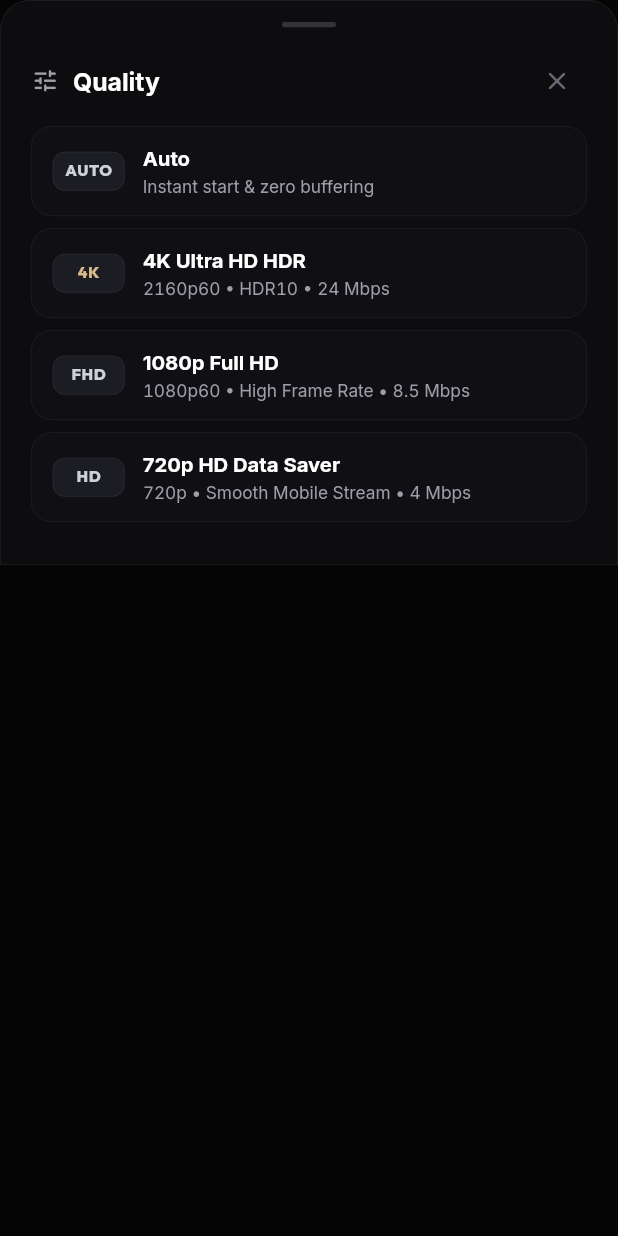
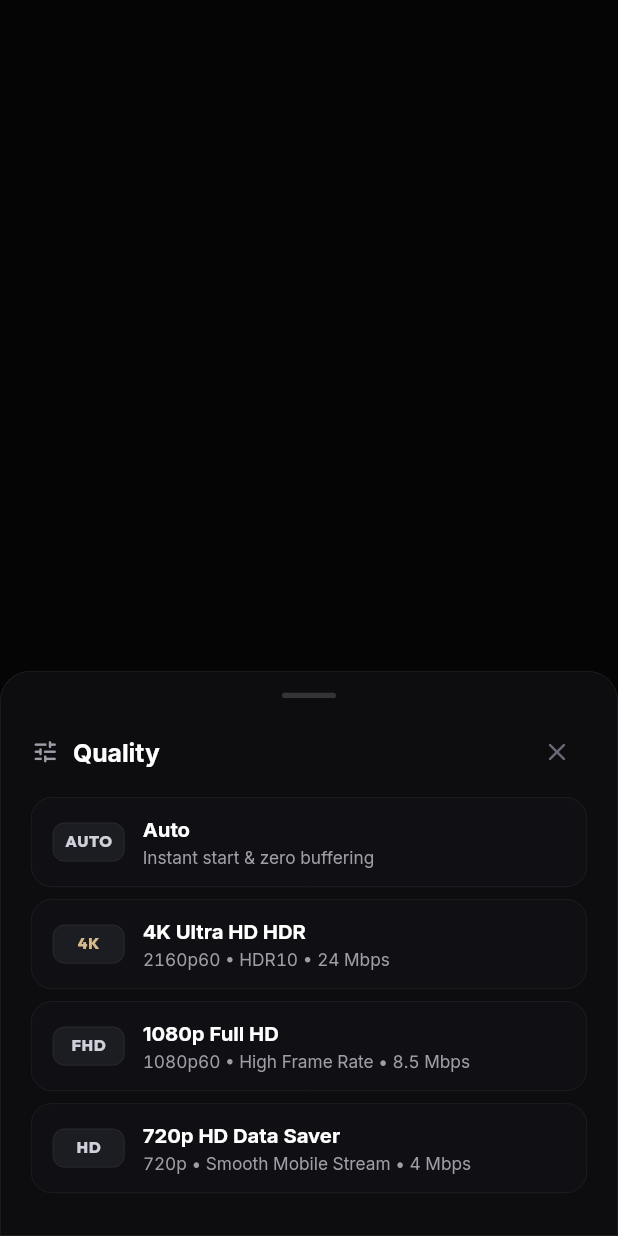
Before and after one commit to dvscvjwer/ssdff, a Flutter app: the QualityPickerSheet widget shown alone on an empty page, opened directly with empty values, on a phone screen of 412 x 824 dp. Run offline on Flutter 3.47's test engine with Material 3 defaults, Android fonts, the phone set to English and light mode, and no system bars; our stand-ins replace cached_network_image, google_fonts, image_picker, shared_preferences, video_player; accounts and stored records are empty; network calls fail.

Commit message:
fix(live): make QualityPickerSheet & CinemaChannelCard 100% overflow-safe across compact viewports

```diff
--- a/lib/widgets/live_broadcast_widgets.dart
+++ b/lib/widgets/live_broadcast_widgets.dart
@@ -1541,6 +1541,7 @@ class _CinemaChannelCardState extends State<CinemaChannelCard> {
   @override
   Widget build(BuildContext context) {
     final bool ar = LiveBroadcastType.isAr(context);
+    final bool compactCard = widget.height < 108;
     final EpgSlot slot = widget.channel.buildSchedule(widget.now).first;
     final double progress = slot.progressAt(widget.now);
     final LiveMatchInfo? match = widget.channel.liveMatch;
@@ -1561,6 +1562,7 @@ class _CinemaChannelCardState extends State<CinemaChannelCard> {
         onTapUp: (_) => setState(() => _isPressed = false),
         onTapCancel: () => setState(() => _isPressed = false),
         onTap: widget.onTap,
+        onLongPress: widget.onToggleFavorite,
         child: AnimatedScale(
           scale: _cardScale,
           duration: AppDurations.normal,
@@ -1642,11 +1644,11 @@ class _CinemaChannelCardState extends State<CinemaChannelCard> {
                       color: Colors.white.withValues(alpha: 0.04),
                     ),
                   Padding(
-                    padding: const EdgeInsetsDirectional.fromSTEB(
+                    padding: EdgeInsetsDirectional.fromSTEB(
                       12,
-                      10,
+                      compactCard ? 7 : 10,
                       12,
-                      10,
+                      compactCard ? 7 : 10,
                     ),
                     child: Column(
                       crossAxisAlignment: CrossAxisAlignment.stretch,
@@ -1689,8 +1691,8 @@ class _CinemaChannelCardState extends State<CinemaChannelCard> {
                             const SizedBox(width: 8),
                             NetworkEmblem(
                               channel: widget.channel,
-                              size: 28,
-                              borderRadius: 7,
+                              size: compactCard ? 24 : 28,
+                              borderRadius: compactCard ? 6 : 7,
                             ),
                           ],
                         ),
@@ -1709,7 +1711,7 @@ class _CinemaChannelCardState extends State<CinemaChannelCard> {
                                     overflow: TextOverflow.ellipsis,
                                     style: LiveBroadcastType.style(
                                       context,
-                                      size: 13.5,
+                                      size: compactCard ? 12.5 : 13.5,
                                       weight: FontWeight.w800,
                                       color: Colors.white,
                                       height: 1.18,
@@ -2662,7 +2664,15 @@ class QualityPickerSheet extends StatelessWidget {
         badge: 'HD',
       ),
     ];
-    return Container(
+    final double maxSheetHeight = MediaQuery.sizeOf(context).height * 0.82;
+    return Align(
+      alignment: Alignment.bottomCenter,
+      child: ConstrainedBox(
+        constraints: BoxConstraints(
+          maxWidth: 520,
+          maxHeight: maxSheetHeight,
+        ),
+        child: Container(
           decoration: BoxDecoration(
             color: LiveLuxuryPalette.smokedPanel,
             borderRadius: const BorderRadius.vertical(top: Radius.circular(20)),
@@ -2722,6 +2732,13 @@ class QualityPickerSheet extends StatelessWidget {
                     ],
                   ),
                   const SizedBox(height: 10),
+                  Flexible(
+                    child: SingleChildScrollView(
+                      physics: const ClampingScrollPhysics(),
+                      child: Column(
+                        mainAxisSize: MainAxisSize.min,
+                        crossAxisAlignment: CrossAxisAlignment.stretch,
+                        children: <Widget>[
                           for (final opt in options)
                             Padding(
                               padding: const EdgeInsets.only(bottom: 8),
@@ -2732,7 +2749,9 @@ class QualityPickerSheet extends StatelessWidget {
                                     onSelect(opt.id);
                                     Navigator.of(context).pop();
                                   },
-                      borderRadius: const BorderRadius.all(Radius.circular(14)),
+                                  borderRadius: const BorderRadius.all(
+                                    Radius.circular(14),
+                                  ),
                                   child: Container(
                                     padding: const EdgeInsets.symmetric(
                                       horizontal: 14,
@@ -2742,27 +2761,34 @@ class QualityPickerSheet extends StatelessWidget {
                                       color: selectedQuality == opt.id
                                           ? LiveLuxuryPalette.salonTileActive
                                           : LiveLuxuryPalette.obsidianCard,
-                          borderRadius:
-                              const BorderRadius.all(Radius.circular(14)),
+                                      borderRadius: const BorderRadius.all(
+                                        Radius.circular(14),
+                                      ),
                                       border: Border.all(
                                         color: selectedQuality == opt.id
                                             ? LiveLuxuryPalette.crimsonActiveRim
                                                 .withValues(alpha: 0.55)
                                             : LiveLuxuryPalette.hairlineSubtle,
-                            width: selectedQuality == opt.id ? 1.0 : 0.5,
+                                        width:
+                                            selectedQuality == opt.id ? 1.0 : 0.5,
                                       ),
                                     ),
                                     child: Row(
                                       children: <Widget>[
                                         Container(
                                           width: 48,
-                              padding: const EdgeInsets.symmetric(vertical: 5),
+                                          padding: const EdgeInsets.symmetric(
+                                            vertical: 5,
+                                          ),
                                           decoration: BoxDecoration(
                                             color: LiveLuxuryPalette.mutedPill,
                                             borderRadius:
-                                    const BorderRadius.all(Radius.circular(8)),
+                                                const BorderRadius.all(
+                                              Radius.circular(8),
+                                            ),
                                             border: Border.all(
-                                  color: LiveLuxuryPalette.hairlineSubtle,
+                                              color: LiveLuxuryPalette
+                                                  .hairlineSubtle,
                                               width: 0.5,
                                             ),
                                           ),
@@ -2774,7 +2800,8 @@ class QualityPickerSheet extends StatelessWidget {
                                               fontWeight: FontWeight.w800,
                                               letterSpacing: 0.4,
                                               color: opt.id == '4K HDR'
-                                      ? LiveLuxuryPalette.champagneSoft
+                                                  ? LiveLuxuryPalette
+                                                      .champagneSoft
                                                   : const Color(0xFFD0D0DA),
                                             ),
                                           ),
@@ -2782,7 +2809,8 @@ class QualityPickerSheet extends StatelessWidget {
                                         const SizedBox(width: 12),
                                         Expanded(
                                           child: Column(
-                                crossAxisAlignment: CrossAxisAlignment.start,
+                                            crossAxisAlignment:
+                                                CrossAxisAlignment.start,
                                             children: <Widget>[
                                               Text(
                                                 opt.title,
@@ -2800,7 +2828,8 @@ class QualityPickerSheet extends StatelessWidget {
                                                   context,
                                                   size: 11.5,
                                                   weight: FontWeight.w400,
-                                      color: LiveLuxuryPalette.silverSecondary,
+                                                  color: LiveLuxuryPalette
+                                                      .silverSecondary,
                                                   tabular: true,
                                                 ),
                                               ),
@@ -2813,7 +2842,8 @@ class QualityPickerSheet extends StatelessWidget {
                                             height: 20,
                                             decoration: const BoxDecoration(
                                               shape: BoxShape.circle,
-                                  color: LiveLuxuryPalette.crimsonActiveRim,
+                                              color: LiveLuxuryPalette
+                                                  .crimsonActiveRim,
                                             ),
                                             alignment: Alignment.center,
                                             child: const Icon(
@@ -2832,6 +2862,12 @@ class QualityPickerSheet extends StatelessWidget {
                       ),
                     ),
                   ),
+                ],
+              ),
+            ),
+          ),
+        ),
+      ),
     );
   }
 }
```
Lines whose indentation alone changed are shown as unchanged.
